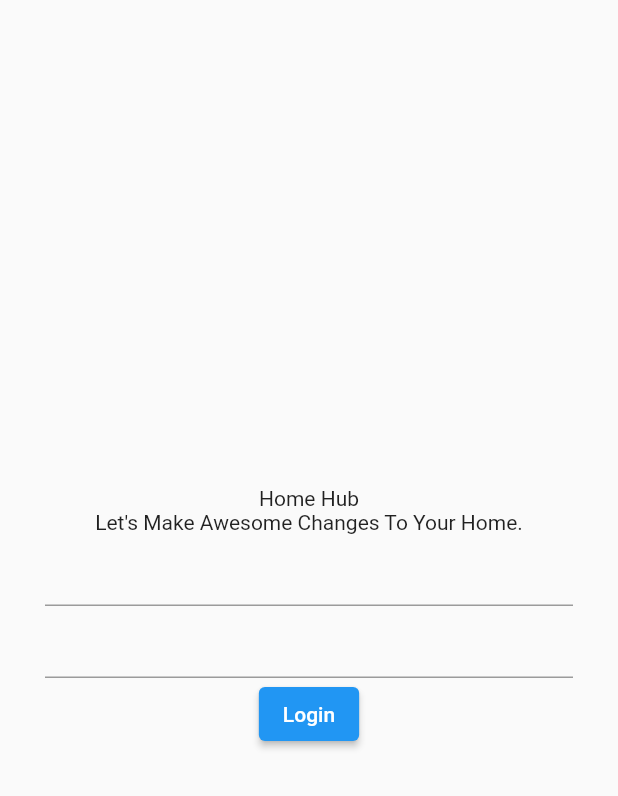
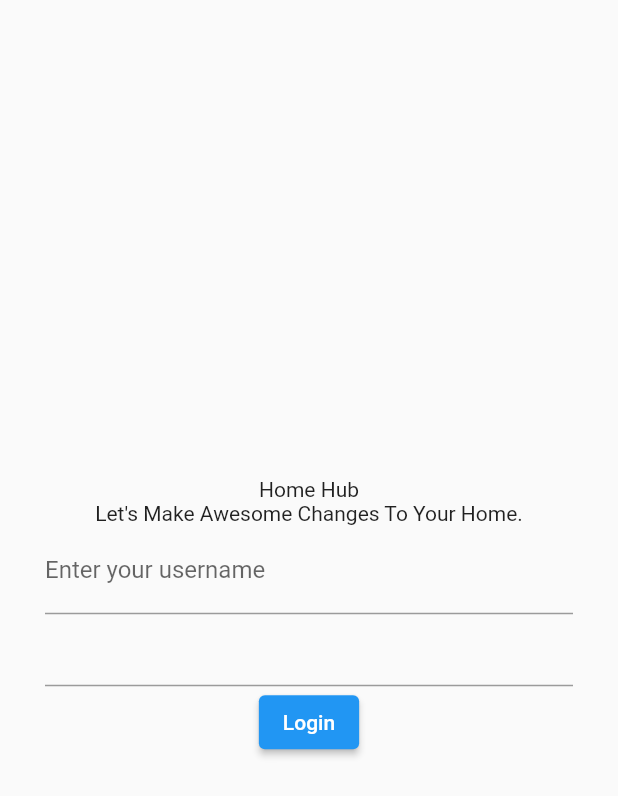
Before and after one commit to mrlim0802/flutter-cleaner-service, a Flutter app: the screen it shows after launch, after a tap on "Continues With Your Account", on a phone screen of 412 x 824 dp. Shown: the top 796 px of the screen. Run offline on Flutter 3.47's test engine with Material 2 defaults, Android fonts, the phone set to English and light mode, and no system bars.

Commit message:
set color scheme

```diff
--- /dev/null
+++ b/lib/ColorScheme.dart
@@ -0,0 +1,23 @@
+
+
+import 'package:flutter/material.dart';
+
+Color pink = Color(hexColor('#f36b7f'));
+Color blue =  Color(hexColor('#3b7fcf'));
+Color yellow =  Color(hexColor('#eec045'));
+Color green =  Color(hexColor('#4e9f7f'));
+Color pinkSecondary =  Color(hexColor('#f4afc2'));
+Color blueSecondary =  Color(hexColor('#a8bbf8'));
+Color yellowSecondary =  Color(hexColor('#facc62'));
+Color bg =  Color(hexColor('#eeffff'));
+Color textSecondary =  Color(hexColor('#7a7a7a'));
+
+int hexColor(String color) {
+  //adding prefix
+  String newColor = '0xff' + color;
+  //removing # sign
+  newColor = newColor.replaceAll('#', '');
+  //converting it to the integer
+  int finalColor = int.parse(newColor);
+  return finalColor;
+}
--- a/lib/pages/login.dart
+++ b/lib/pages/login.dart
@@ -22,7 +22,15 @@ class LoginPage extends StatelessWidget {
                 child: Form(
                     child: SingleChildScrollView(
                   child: Column(
-                    children: [TextFormField(), TextFormField()],
+                    children: [
+                      TextFormField(
+                        decoration: const InputDecoration(
+                          border: UnderlineInputBorder(),
+                          labelText: 'Enter your username',
+                        ),
+                      ),
+                      TextFormField()
+                    ],
                   ),
                 )),
               ),
--- a/lib/pages/welcome.dart
+++ b/lib/pages/welcome.dart
@@ -1,6 +1,7 @@
 // ignore_for_file: prefer_const_constructors
 
 import 'package:flutter/material.dart';
+import 'package:home_cleaning_service_app/ColorScheme.dart';
 import 'package:home_cleaning_service_app/pages/login.dart';
 import 'package:home_cleaning_service_app/pages/register.dart';
 
@@ -11,17 +12,20 @@ class WelcomePage extends StatelessWidget {
   Widget build(BuildContext context) {
     String btnSignup = capitalize("create account");
     String btnLogin = capitalize("continues with your account");
-    String title = capitalize("home hub");
+    String title = capitalize("clean hub");
     String description =
         "Keep your home clean and pristine by enlisting the help of a professional cleaner as often as you need.";
     return Scaffold(
-      body: Container(
-        child: Center(
-          child: Padding(
+      body:
+        Padding(
             padding: const EdgeInsets.all(30.0),
-            child: SingleChildScrollView(
-              child: Column(
-                mainAxisAlignment: MainAxisAlignment.spaceEvenly,
+            child: CustomScrollView(
+            scrollDirection: Axis.vertical,
+            slivers: [
+              SliverFillRemaining(
+                hasScrollBody: false,
+                child: Column(
+                mainAxisAlignment: MainAxisAlignment.spaceBetween,
                 children: [
                   Image.asset("assets/welcome/banner.png"),
                   SizedBox(
@@ -30,7 +34,7 @@ class WelcomePage extends StatelessWidget {
                       title,
                       textAlign: TextAlign.center,
                       style: TextStyle(
-                        color: Color(hexColor('#f36b7f')),
+                        color: pink,
                         fontSize: 40,
                         fontWeight: FontWeight.bold,
                       ),
@@ -38,11 +42,12 @@ class WelcomePage extends StatelessWidget {
                   ),
                   SizedBox(
                     width: MediaQuery.of(context).size.width * 0.7,
+                    height: MediaQuery.of(context).size.height * 0.175,
                     child: Text(
                       description,
                       textAlign: TextAlign.center,
                       style: TextStyle(
-                        color: Color(hexColor('#7a7a7a')),
+                        color: textSecondary,
                         fontSize: 14,
                       ),
                     ),
@@ -53,7 +58,7 @@ class WelcomePage extends StatelessWidget {
                         width: double.infinity,
                         child: ElevatedButton(
                             style: ElevatedButton.styleFrom(
-                                primary: Color(hexColor('#f36b7f'))),
+                                primary: pink),
                             onPressed: () {
                               Navigator.push(context,
                                   MaterialPageRoute(builder: (context) {
@@ -66,7 +71,7 @@ class WelcomePage extends StatelessWidget {
                         width: double.infinity,
                         child: OutlinedButton(
                             style: OutlinedButton.styleFrom(
-                                primary: Color(hexColor('#f36b7f'))),
+                                primary: pink),
                             onPressed: () {
                               Navigator.push(context,
                                   MaterialPageRoute(builder: (context) {
@@ -80,9 +85,10 @@ class WelcomePage extends StatelessWidget {
                 ],
               ),
             ),
+
+            ],),
           ),
-        ),
-      ),
+
     );
   }
 }
@@ -93,13 +99,3 @@ String capitalize(String str) {
     return word[0].toUpperCase() + leftText;
   }).join(' ');
 }
-
-int hexColor(String color) {
-  //adding prefix
-  String newColor = '0xff' + color;
-  //removing # sign
-  newColor = newColor.replaceAll('#', '');
-  //converting it to the integer
-  int finalColor = int.parse(newColor);
-  return finalColor;
-}
```
Also changed, not shown: lib/config/theme.dart (deleted).
